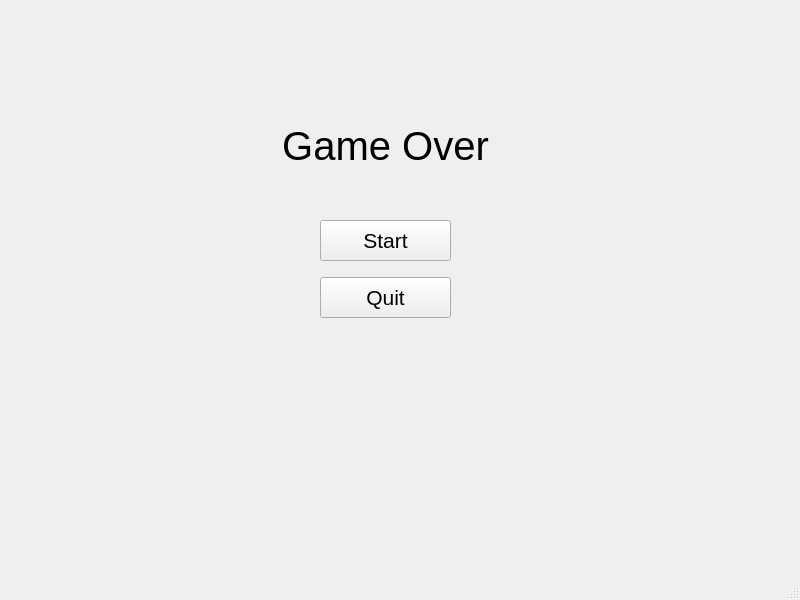
The window that mainwindow.ui (University-of-Utah-CS3505/a9-edu-app-wyattbworld) describes before a commit, drawn with Qt 5.
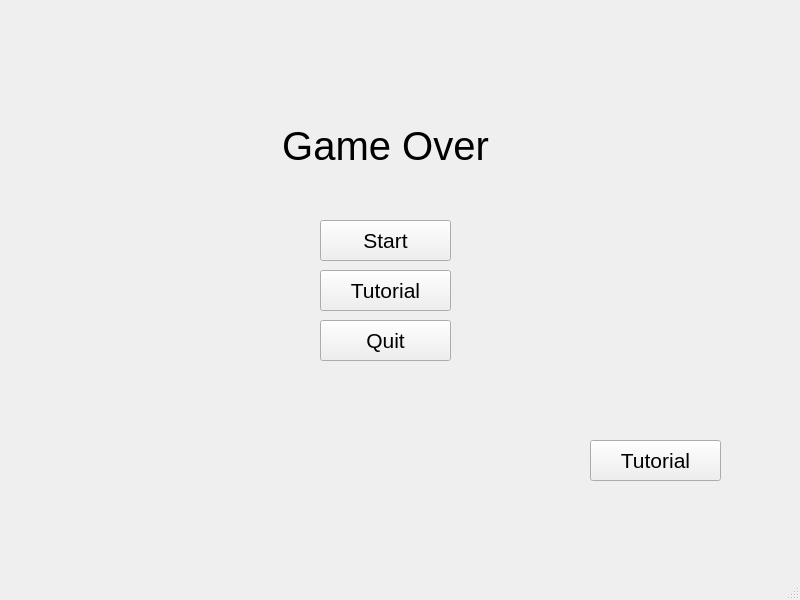
The same window after the commit. Custom widgets are drawn as their Qt base class.

Commit message: Added a tutorial button.

Patch:
```diff
--- a/mainwindow.ui
+++ b/mainwindow.ui
@@ -46,7 +46,7 @@
     <property name="geometry">
      <rect>
       <x>320</x>
-      <y>277</y>
+      <y>320</y>
       <width>131</width>
       <height>41</height>
      </rect>
@@ -87,6 +87,42 @@
      <set>Qt::AlignCenter</set>
     </property>
    </widget>
+   <widget class="QPushButton" name="tutorialButton">
+    <property name="geometry">
+     <rect>
+      <x>320</x>
+      <y>270</y>
+      <width>131</width>
+      <height>41</height>
+     </rect>
+    </property>
+    <property name="font">
+     <font>
+      <pointsize>16</pointsize>
+     </font>
+    </property>
+    <property name="text">
+     <string>Tutorial</string>
+    </property>
+   </widget>
+   <widget class="QPushButton" name="tutorialButtonSide">
+    <property name="geometry">
+     <rect>
+      <x>590</x>
+      <y>440</y>
+      <width>131</width>
+      <height>41</height>
+     </rect>
+    </property>
+    <property name="font">
+     <font>
+      <pointsize>16</pointsize>
+     </font>
+    </property>
+    <property name="text">
+     <string>Tutorial</string>
+    </property>
+   </widget>
   </widget>
   <widget class="QMenuBar" name="menubar">
    <property name="geometry">
```
The commit also changes 3 other files.
